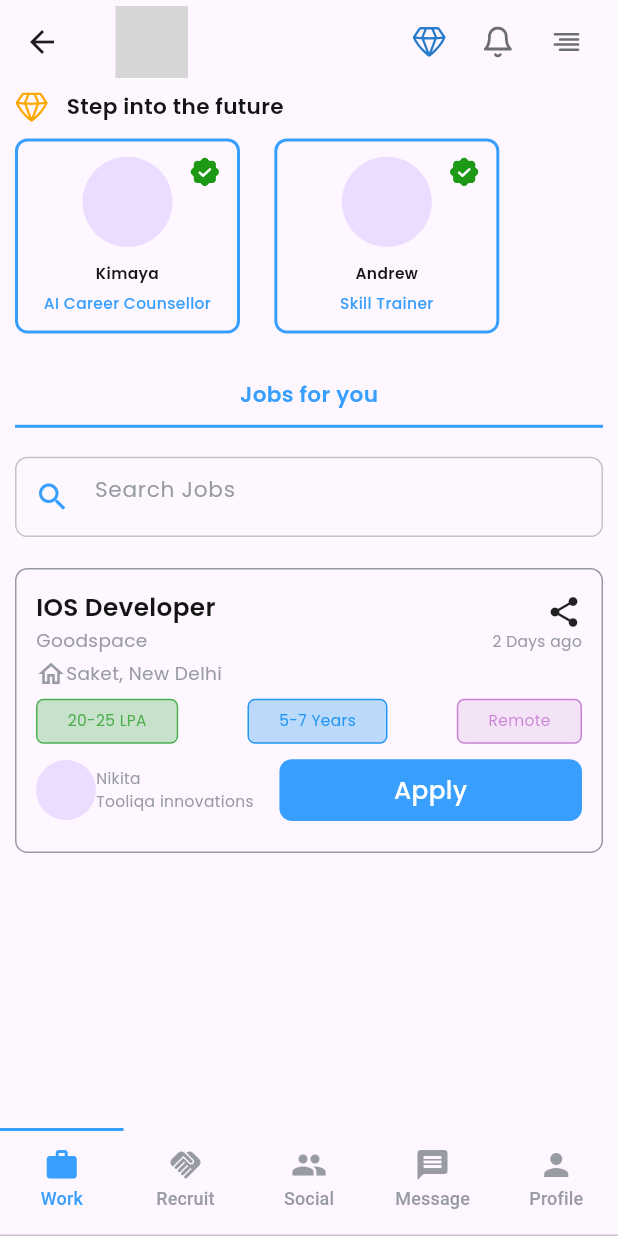
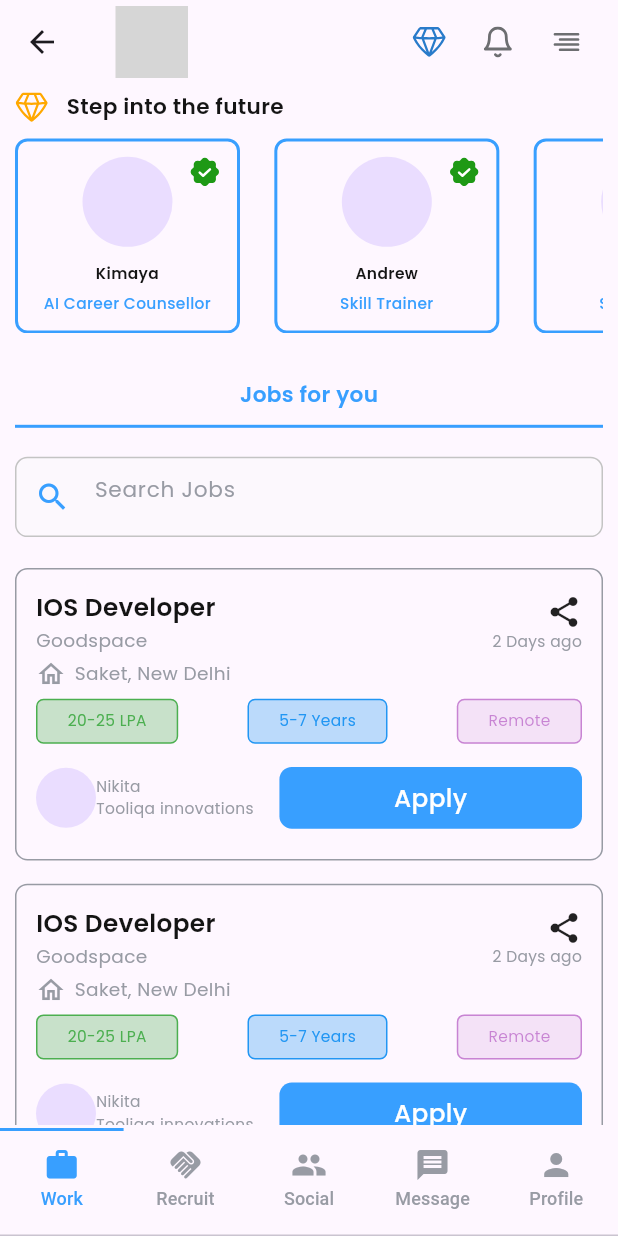
Before and after one commit to devviresh/good_space, a Flutter app: the HomeScreen screen opened by its route, on a phone screen of 412 x 824 dp. Run offline on Flutter 3.47's test engine with Material 3 defaults, Android fonts, the phone set to English and light mode, and no system bars; our stand-ins replace device_info_plus, dio, flutter_screenutil, flutter_svg, fpdart, get and 4 more; accounts and stored records are empty; project files that could hold a hidden picture were left out; grey boxes are pictures that could not be loaded.

Commit message:
minor bug fixes

```diff
--- a/lib/app/modules/home_screen/pages/work_view.dart
+++ b/lib/app/modules/home_screen/pages/work_view.dart
@@ -44,6 +44,12 @@ class WorkView extends StatelessWidget {
                 name: 'Andrew',
                 role: 'Skill Trainer',
               ),
+              SBW20(),
+              AICard(
+                imagepath: '',
+                name: 'Andrew',
+                role: 'Skill Trainer',
+              ),
             ],
           ),
         ),
@@ -69,12 +75,27 @@ class WorkView extends StatelessWidget {
           ),
         ),
         const SBH20(),
-        Container(
+        const JobCard(),
+        const SBH15(),
+        const JobCard(),
+      ],
+    );
+  }
+}
+
+class JobCard extends StatelessWidget {
+  const JobCard({
+    super.key,
+  });
+
+  @override
+  Widget build(BuildContext context) {
+    return Container(
       decoration: BoxDecoration(
           border: Border.all(color: AppColors.greyText),
           borderRadius: BorderRadius.all(AppDimensions.r8)),
       padding: const EdgeInsets.all(13.0),
-          height: 190,
+      height: 195,
       child: Column(children: [
         const Row(
           mainAxisAlignment: MainAxisAlignment.spaceBetween,
@@ -95,7 +116,10 @@ class WorkView extends StatelessWidget {
             Column(
               crossAxisAlignment: CrossAxisAlignment.end,
               children: [
-                    Icon(Icons.share),
+                Icon(
+                  Icons.share,
+                  size: 24,
+                ),
                 Textpoppins10W400(
                   '2 Days ago',
                   color: AppColors.greyText,
@@ -111,6 +135,7 @@ class WorkView extends StatelessWidget {
               color: AppColors.greyText,
               size: 20.0,
             ),
+            SBW5(),
             Textpoppins12W400(
               'Saket, New Delhi',
               color: AppColors.greyText,
@@ -171,7 +196,7 @@ class WorkView extends StatelessWidget {
             ),
           ],
         ),
-            const SBH10(),
+        const SBH15(),
         const Row(
           children: [
             CircleAvatar(
@@ -200,8 +225,6 @@ class WorkView extends StatelessWidget {
           ],
         )
       ]),
-        )
-      ],
     );
   }
 }
```
Lines whose indentation alone changed are shown as unchanged.
